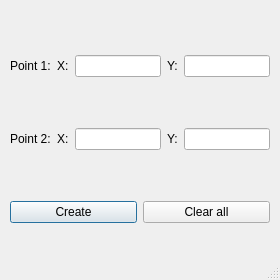
Before: the Qt Designer form main/add_objects_forms/add_trappy_line_form.ui in UmbrellaLeaf5/locus_no_pilotus, drawn with Qt 5.
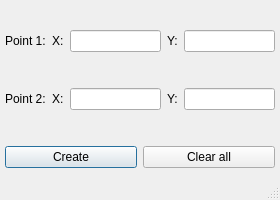
After: the same form once the commit is applied. Icons and pictures are not drawn.

Commit message: add scroll area to hill adding form and fix scaling problem in all forms

```diff
--- a/main/add_objects_forms/add_trappy_line_form.ui
+++ b/main/add_objects_forms/add_trappy_line_form.ui
@@ -7,11 +7,11 @@
     <x>0</x>
     <y>0</y>
     <width>280</width>
-    <height>280</height>
+    <height>200</height>
    </rect>
   </property>
   <property name="sizePolicy">
-   <sizepolicy hsizetype="Fixed" vsizetype="Fixed">
+   <sizepolicy hsizetype="Minimum" vsizetype="Minimum">
     <horstretch>0</horstretch>
     <verstretch>0</verstretch>
    </sizepolicy>
@@ -19,7 +19,13 @@
   <property name="minimumSize">
    <size>
     <width>280</width>
-    <height>280</height>
+    <height>200</height>
+   </size>
+  </property>
+  <property name="maximumSize">
+   <size>
+    <width>280</width>
+    <height>200</height>
    </size>
   </property>
   <property name="windowTitle">
@@ -38,10 +44,10 @@
   <widget class="QWidget" name="gridLayoutWidget">
    <property name="geometry">
     <rect>
-     <x>10</x>
-     <y>10</y>
-     <width>260</width>
-     <height>260</height>
+     <x>5</x>
+     <y>0</y>
+     <width>270</width>
+     <height>200</height>
     </rect>
    </property>
    <layout class="QGridLayout" name="gridLayout">
```
The commit also changes 3 other files.
